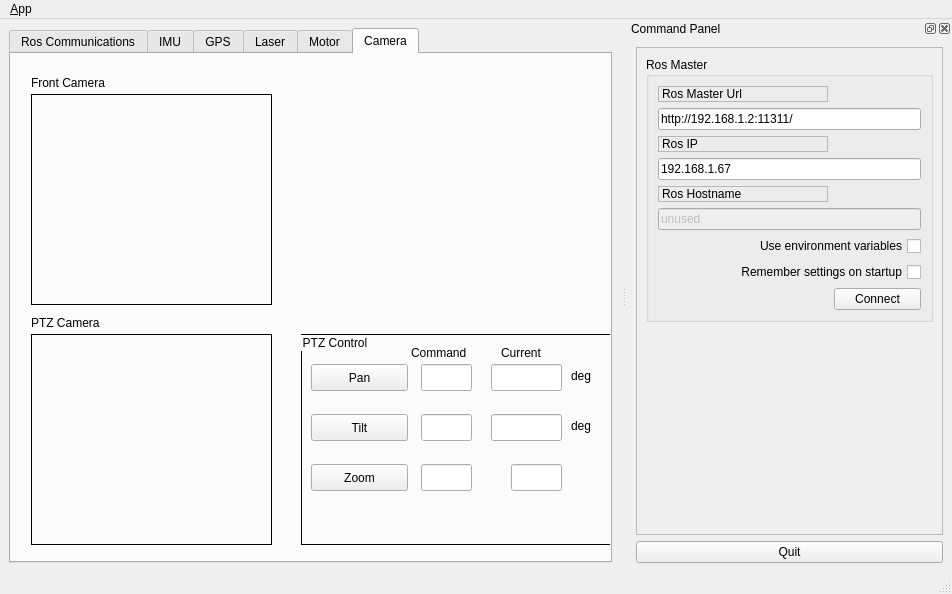
rmznrkn/jaguarControlISL, file qtviewer/ui/main_window.ui: the form before one commit.
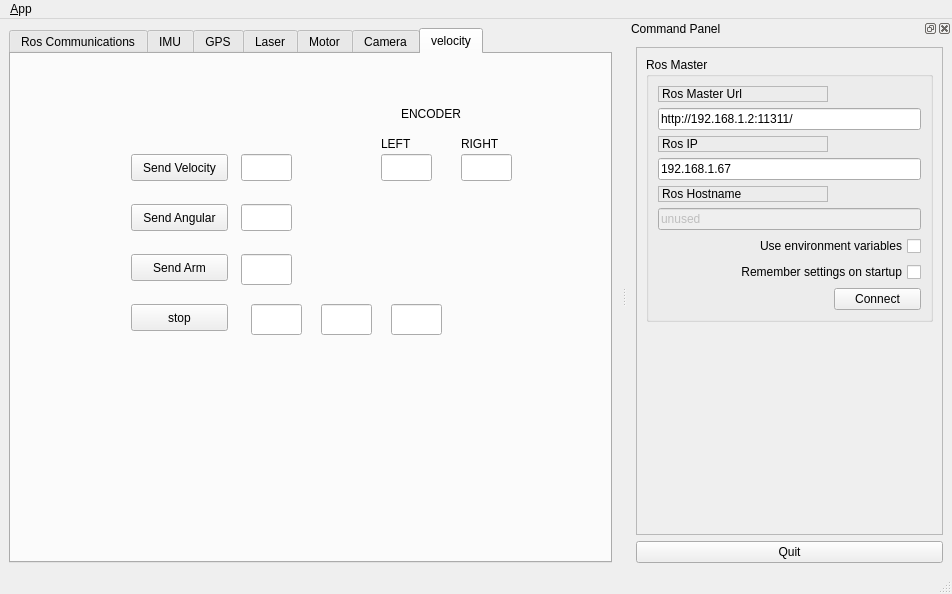
The form after the commit. Icons and pictures are not drawn.

```diff
--- a/qtviewer/ui/main_window.ui
+++ b/qtviewer/ui/main_window.ui
@@ -34,7 +34,7 @@
        <locale language="Turkish" country="Turkey"/>
       </property>
       <property name="currentIndex">
-       <number>5</number>
+       <number>6</number>
       </property>
       <widget class="QWidget" name="tab_status">
        <attribute name="title">
@@ -771,6 +771,182 @@
         </widget>
        </widget>
       </widget>
+      <widget class="QWidget" name="tab_4">
+       <attribute name="title">
+        <string>velocity</string>
+       </attribute>
+       <widget class="QLineEdit" name="lineEditVelX">
+        <property name="geometry">
+         <rect>
+          <x>230</x>
+          <y>100</y>
+          <width>51</width>
+          <height>27</height>
+         </rect>
+        </property>
+       </widget>
+       <widget class="QPushButton" name="buttonSendVelocity_3">
+        <property name="geometry">
+         <rect>
+          <x>120</x>
+          <y>200</y>
+          <width>97</width>
+          <height>27</height>
+         </rect>
+        </property>
+        <property name="text">
+         <string>Send Arm</string>
+        </property>
+       </widget>
+       <widget class="QPushButton" name="buttonSendVelocity_2">
+        <property name="geometry">
+         <rect>
+          <x>120</x>
+          <y>150</y>
+          <width>97</width>
+          <height>27</height>
+         </rect>
+        </property>
+        <property name="text">
+         <string>Send Angular</string>
+        </property>
+       </widget>
+       <widget class="QPushButton" name="buttonSendVelocity">
+        <property name="geometry">
+         <rect>
+          <x>120</x>
+          <y>100</y>
+          <width>97</width>
+          <height>27</height>
+         </rect>
+        </property>
+        <property name="text">
+         <string>Send Velocity</string>
+        </property>
+       </widget>
+       <widget class="QLineEdit" name="lineEditVelX_4">
+        <property name="geometry">
+         <rect>
+          <x>240</x>
+          <y>250</y>
+          <width>51</width>
+          <height>31</height>
+         </rect>
+        </property>
+       </widget>
+       <widget class="QLineEdit" name="lineEditVelX_3">
+        <property name="geometry">
+         <rect>
+          <x>230</x>
+          <y>200</y>
+          <width>51</width>
+          <height>31</height>
+         </rect>
+        </property>
+       </widget>
+       <widget class="QLineEdit" name="lineEditVelX_5">
+        <property name="geometry">
+         <rect>
+          <x>310</x>
+          <y>250</y>
+          <width>51</width>
+          <height>31</height>
+         </rect>
+        </property>
+       </widget>
+       <widget class="QLineEdit" name="lineEditVelX_2">
+        <property name="geometry">
+         <rect>
+          <x>230</x>
+          <y>150</y>
+          <width>51</width>
+          <height>27</height>
+         </rect>
+        </property>
+       </widget>
+       <widget class="QPushButton" name="buttonSendVelocity_4">
+        <property name="geometry">
+         <rect>
+          <x>120</x>
+          <y>250</y>
+          <width>97</width>
+          <height>27</height>
+         </rect>
+        </property>
+        <property name="text">
+         <string>stop</string>
+        </property>
+       </widget>
+       <widget class="QLineEdit" name="lineEditVelX_6">
+        <property name="geometry">
+         <rect>
+          <x>380</x>
+          <y>250</y>
+          <width>51</width>
+          <height>31</height>
+         </rect>
+        </property>
+       </widget>
+       <widget class="QLineEdit" name="encoderLeft">
+        <property name="geometry">
+         <rect>
+          <x>370</x>
+          <y>100</y>
+          <width>51</width>
+          <height>27</height>
+         </rect>
+        </property>
+       </widget>
+       <widget class="QLineEdit" name="encoderRight">
+        <property name="geometry">
+         <rect>
+          <x>450</x>
+          <y>100</y>
+          <width>51</width>
+          <height>27</height>
+         </rect>
+        </property>
+       </widget>
+       <widget class="QLabel" name="label_35">
+        <property name="geometry">
+         <rect>
+          <x>390</x>
+          <y>50</y>
+          <width>121</width>
+          <height>20</height>
+         </rect>
+        </property>
+        <property name="text">
+         <string>ENCODER</string>
+        </property>
+       </widget>
+       <widget class="QLabel" name="label_36">
+        <property name="geometry">
+         <rect>
+          <x>370</x>
+          <y>80</y>
+          <width>71</width>
+          <height>20</height>
+         </rect>
+        </property>
+        <property name="text">
+         <string>LEFT</string>
+        </property>
+       </widget>
+       <widget class="QLabel" name="label_37">
+        <property name="geometry">
+         <rect>
+          <x>450</x>
+          <y>80</y>
+          <width>121</width>
+          <height>20</height>
+         </rect>
+        </property>
+        <property name="text">
+         <string>RIGHT</string>
+        </property>
+       </widget>
+      </widget>
      </widget>
     </item>
    </layout>
```
